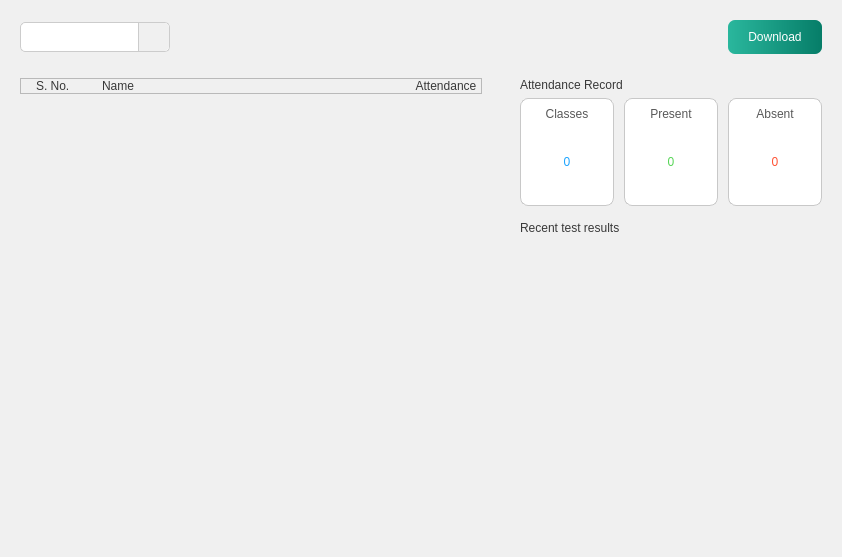
The window that ui/QTFiles/viewReports.ui (fizzycoding/Attendance-Management-System--College) describes before a commit, drawn with Qt 5.
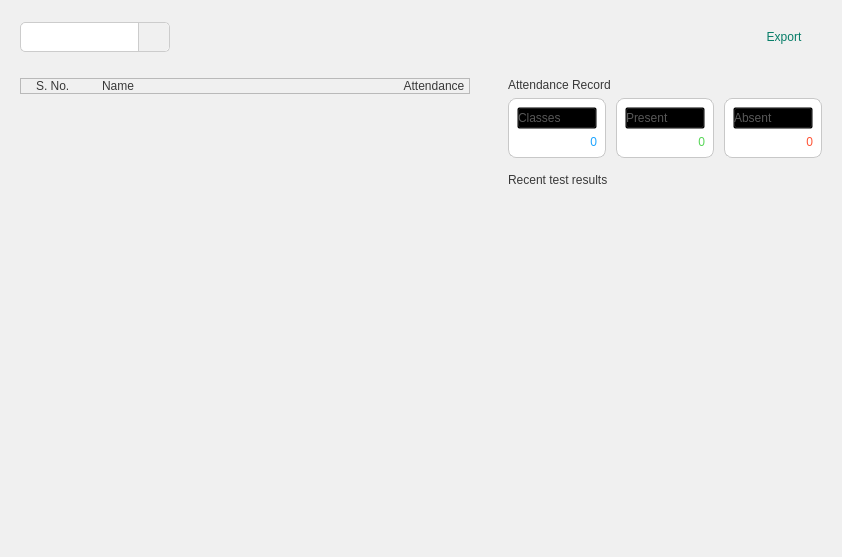
The same window after the commit. Icons and pictures are not drawn.

Diff of the .ui file:
```diff
--- a/ui/QTFiles/viewReports.ui
+++ b/ui/QTFiles/viewReports.ui
@@ -86,20 +86,19 @@
        </spacer>
       </item>
       <item>
-       <widget class="QPushButton" name="btn_new_test">
+       <widget class="QPushButton" name="btn_export">
         <property name="cursor">
          <cursorShape>PointingHandCursor</cursorShape>
         </property>
         <property name="styleSheet">
-         <string notr="true">color: #fff;
-background : qlineargradient(spread:pad, x1:0, y1:0, x2:1, y2:0, stop:0 rgb(42, 183, 157), stop:1 #067d68);;
+         <string notr="true">color :  #067d68;
 border: none;
 padding: 10px 20px;
 font: 800 14px &quot;Segoe UI&quot;;
 border-radius: 7px</string>
         </property>
         <property name="text">
-         <string>Download</string>
+         <string>Export</string>
         </property>
        </widget>
       </item>
@@ -271,7 +270,7 @@
                  <rect>
                   <x>0</x>
                   <y>0</y>
-                  <width>464</width>
+                  <width>438</width>
                   <height>432</height>
                  </rect>
                 </property>
@@ -313,7 +312,7 @@
           </item>
           <item>
            <widget class="QWidget" name="right_container" native="true">
-            <layout class="QVBoxLayout" name="verticalLayout_3" stretch="0,2,6">
+            <layout class="QVBoxLayout" name="verticalLayout_3" stretch="0,0,0">
              <item>
               <widget class="QLabel" name="label_7">
                <property name="styleSheet">
@@ -341,7 +340,7 @@
   background-color: transparent;
   color: rgb(88, 88, 88);
   font: 600 11pt &quot;Segoe UI&quot;;
-  border: none
+text-align: left
 }
 QLabel{
   background-color: transparent;
@@ -367,6 +366,12 @@
                 </property>
                 <item>
                  <widget class="QWidget" name="card1" native="true">
+                  <property name="maximumSize">
+                   <size>
+                    <width>16777215</width>
+                    <height>120</height>
+                   </size>
+                  </property>
                   <layout class="QVBoxLayout" name="verticalLayout_4">
                    <item>
                     <widget class="QPushButton" name="pushButton">
@@ -388,7 +393,7 @@
                       <string>0</string>
                      </property>
                      <property name="alignment">
-                      <set>Qt::AlignmentFlag::AlignCenter</set>
+                      <set>Qt::AlignmentFlag::AlignBottom|Qt::AlignmentFlag::AlignRight|Qt::AlignmentFlag::AlignTrailing</set>
                      </property>
                     </widget>
                    </item>
@@ -397,6 +402,12 @@
                 </item>
                 <item>
                  <widget class="QWidget" name="card3" native="true">
+                  <property name="maximumSize">
+                   <size>
+                    <width>16777215</width>
+                    <height>120</height>
+                   </size>
+                  </property>
                   <layout class="QVBoxLayout" name="verticalLayout_5">
                    <item>
                     <widget class="QPushButton" name="pushButton_2">
@@ -418,7 +429,7 @@
                       <string>0</string>
                      </property>
                      <property name="alignment">
-                      <set>Qt::AlignmentFlag::AlignCenter</set>
+                      <set>Qt::AlignmentFlag::AlignBottom|Qt::AlignmentFlag::AlignRight|Qt::AlignmentFlag::AlignTrailing</set>
                      </property>
                     </widget>
                    </item>
@@ -427,6 +438,12 @@
                 </item>
                 <item>
                  <widget class="QWidget" name="card2" native="true">
+                  <property name="maximumSize">
+                   <size>
+                    <width>16777215</width>
+                    <height>120</height>
+                   </size>
+                  </property>
                   <layout class="QVBoxLayout" name="verticalLayout_6">
                    <item>
                     <widget class="QPushButton" name="pushButton_3">
@@ -448,7 +465,7 @@
                       <string>0</string>
                      </property>
                      <property name="alignment">
-                      <set>Qt::AlignmentFlag::AlignCenter</set>
+                      <set>Qt::AlignmentFlag::AlignBottom|Qt::AlignmentFlag::AlignRight|Qt::AlignmentFlag::AlignTrailing</set>
                      </property>
                     </widget>
                    </item>
@@ -526,8 +543,8 @@
                         <rect>
                          <x>0</x>
                          <y>0</y>
-                         <width>304</width>
-                         <height>282</height>
+                         <width>330</width>
+                         <height>292</height>
                         </rect>
                        </property>
                        <layout class="QVBoxLayout" name="test_results_layout">
```
